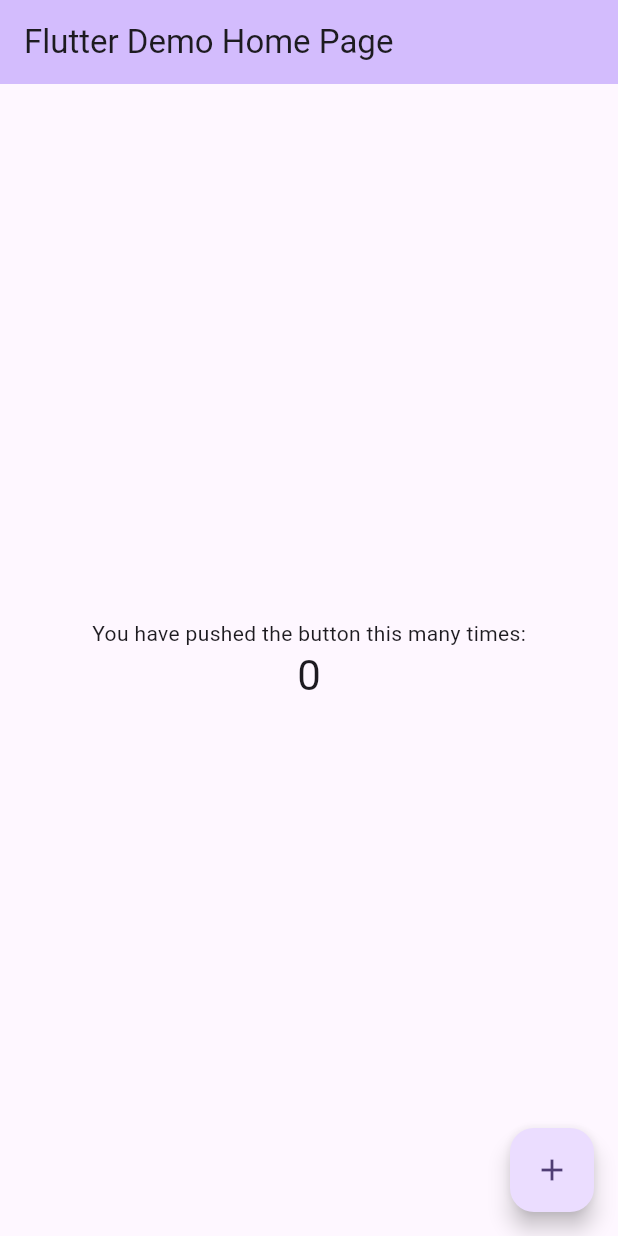
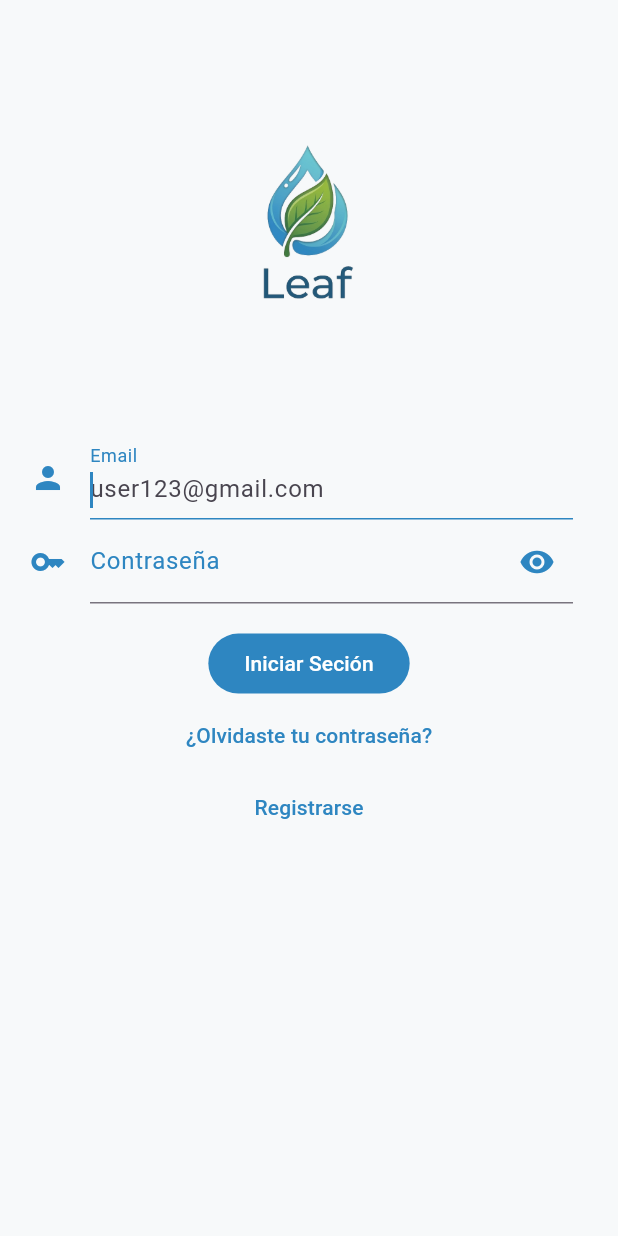
Before and after one commit to Zylohw/Leaf-Counter, a Flutter app: the screen it shows after launch, on a phone screen of 412 x 824 dp. Run offline on Flutter 3.47's test engine with Material 3 defaults, Android fonts, the phone set to English and light mode, and no system bars.

Commit message:
add: flutter screen login and screen directory, logo , widgets modify: modify main file pubspec for add assets/image folder

```diff
--- /dev/null
+++ b/frontend/leaf_mobile/lib/core/app_colors.dart
@@ -0,0 +1,20 @@
+import 'package:flutter/material.dart';
+class AppColors  {
+  // colores de la aplicación paleta inspirada en el logo
+  static const lightBlue = Color(0xFF6EC6E0);
+  static const meidumBlue = Color(0xFF2E86C1);
+  static const lightGreen = Color(0xFF7CB342);
+  static const darkGreen = Color(0xFF33691E);
+  static const navyBlue = Color(0xFF1B4F72);
+
+  // colores de estado
+  static const stateGreen = Color(0xFF43A047);
+  static const stateYellowOrange = Color(0xFFF5A623);
+  static const stateRed = Color(0xFFE74C3C);
+
+  // colores neutrales (utilizados para el fondo o colores de los textos)
+  static const background = Color(0xFFF7F9FA);
+  static const alternativeBackground = Color(0xFFF4F6F7);
+  static const primaryText = Color(0xFF333333);
+  static const secondaryText = Color(0xFF757575);
+}
--- a/frontend/leaf_mobile/lib/main.dart
+++ b/frontend/leaf_mobile/lib/main.dart
@@ -1,4 +1,5 @@
 import 'package:flutter/material.dart';
+import 'package:leaf_mobile/screens/login_screen.dart';
 
 void main() {
   runApp(const MyApp());
@@ -10,113 +11,12 @@ class MyApp extends StatelessWidget {
   // This widget is the root of your application.
   @override
   Widget build(BuildContext context) {
-    return MaterialApp(
-      title: 'Flutter Demo',
-      theme: ThemeData(
-        // This is the theme of your application.
-        //
-        // TRY THIS: Try running your application with "flutter run". You'll see
-        // the application has a purple toolbar. Then, without quitting the app,
-        // try changing the seedColor in the colorScheme below to Colors.green
-        // and then invoke "hot reload" (save your changes or press the "hot
-        // reload" button in a Flutter-supported IDE, or press "r" if you used
-        // the command line to start the app).
-        //
-        // Notice that the counter didn't reset back to zero; the application
-        // state is not lost during the reload. To reset the state, use hot
-        // restart instead.
-        //
-        // This works for code too, not just values: Most code changes can be
-        // tested with just a hot reload.
-        colorScheme: .fromSeed(seedColor: Colors.deepPurple),
+    return  MaterialApp(
+      home: Scaffold(
+        backgroundColor:Colors.white ,
+        body: LoginScreen(),
       ),
-      home: const MyHomePage(title: 'Flutter Demo Home Page'),
     );
-  }
 }
 
-class MyHomePage extends StatefulWidget {
-  const MyHomePage({super.key, required this.title});
-
-  // This widget is the home page of your application. It is stateful, meaning
-  // that it has a State object (defined below) that contains fields that affect
-  // how it looks.
-
-  // This class is the configuration for the state. It holds the values (in this
-  // case the title) provided by the parent (in this case the App widget) and
-  // used by the build method of the State. Fields in a Widget subclass are
-  // always marked "final".
-
-  final String title;
-
-  @override
-  State<MyHomePage> createState() => _MyHomePageState();
 }
-
-class _MyHomePageState extends State<MyHomePage> {
-  int _counter = 0;
-
-  void _incrementCounter() {
-    setState(() {
-      // This call to setState tells the Flutter framework that something has
-      // changed in this State, which causes it to rerun the build method below
-      // so that the display can reflect the updated values. If we changed
-      // _counter without calling setState(), then the build method would not be
-      // called again, and so nothing would appear to happen.
-      _counter++;
-    });
-  }
-
-  @override
-  Widget build(BuildContext context) {
-    // This method is rerun every time setState is called, for instance as done
-    // by the _incrementCounter method above.
-    //
-    // The Flutter framework has been optimized to make rerunning build methods
-    // fast, so that you can just rebuild anything that needs updating rather
-    // than having to individually change instances of widgets.
-    return Scaffold(
-      appBar: AppBar(
-        // TRY THIS: Try changing the color here to a specific color (to
-        // Colors.amber, perhaps?) and trigger a hot reload to see the AppBar
-        // change color while the other colors stay the same.
-        backgroundColor: Theme.of(context).colorScheme.inversePrimary,
-        // Here we take the value from the MyHomePage object that was created by
-        // the App.build method, and use it to set our appbar title.
-        title: Text(widget.title),
-      ),
-      body: Center(
-        // Center is a layout widget. It takes a single child and positions it
-        // in the middle of the parent.
-        child: Column(
-          // Column is also a layout widget. It takes a list of children and
-          // arranges them vertically. By default, it sizes itself to fit its
-          // children horizontally, and tries to be as tall as its parent.
-          //
-          // Column has various properties to control how it sizes itself and
-          // how it positions its children. Here we use mainAxisAlignment to
-          // center the children vertically; the main axis here is the vertical
-          // axis because Columns are vertical (the cross axis would be
-          // horizontal).
-          //
-          // TRY THIS: Invoke "debug painting" (choose the "Toggle Debug Paint"
-          // action in the IDE, or press "p" in the console), to see the
-          // wireframe for each widget.
-          mainAxisAlignment: .center,
-          children: [
-            const Text('You have pushed the button this many times:'),
-            Text(
-              '$_counter',
-              style: Theme.of(context).textTheme.headlineMedium,
-            ),
-          ],
-        ),
-      ),
-      floatingActionButton: FloatingActionButton(
-        onPressed: _incrementCounter,
-        tooltip: 'Increment',
-        child: const Icon(Icons.add),
-      ),
-    );
-  }
-}
--- /dev/null
+++ b/frontend/leaf_mobile/lib/screens/login_screen.dart
@@ -0,0 +1,115 @@
+import 'package:flutter/material.dart';
+import 'package:leaf_mobile/core/app_colors.dart';
+import 'package:leaf_mobile/widgets/pasword_eye.dart';
+
+class LoginScreen extends StatefulWidget {
+  const LoginScreen({super.key});
+  @override
+  State<LoginScreen> createState() => _LoginScreenState();
+}
+
+class _LoginScreenState extends State<LoginScreen> {
+  bool eyeopen = true;
+  @override
+  Widget build(BuildContext context) {
+    return Scaffold(
+      backgroundColor: AppColors.background,
+      body: Column(children: [logoRow(), formInputs(), specialButtons()]),
+    );
+  }
+
+  // logo Row
+  Row logoRow() {
+    return Row(
+      children: [
+        Padding(
+          padding: EdgeInsetsGeometry.only(top: 0.4, left: 60),
+          child:  Image.asset(
+              'assets/images/LogoV3.png',
+              width: 290,
+              height: 290,
+            ),
+          ),
+
+      ],
+    );
+  }
+
+  Padding formInputs() {
+    return Padding(
+      padding: EdgeInsetsGeometry.only(left: 20, right: 30),
+      child: Form(
+        child: Column(
+          children: [
+            TextFormField(
+              autofocus: true,
+              cursorColor: AppColors.meidumBlue,
+              decoration: InputDecoration(
+                focusedBorder: UnderlineInputBorder(
+                  borderSide: BorderSide(color: AppColors.meidumBlue)
+                ) ,
+                icon: Icon(Icons.person,color: AppColors.meidumBlue,),
+                labelText: "Email",
+                hintText: "user123@gmail.com",
+                labelStyle: TextStyle(color: AppColors.meidumBlue)
+
+
+              ),
+
+            ),
+            TextFormField(
+              autofocus: true,
+              cursorColor: AppColors.meidumBlue,
+              decoration: InputDecoration(
+                focusedBorder: UnderlineInputBorder(
+                  borderSide: BorderSide(color: AppColors.meidumBlue)
+                ) ,
+                icon: Icon(Icons.key,color: AppColors.meidumBlue,),
+                labelText: "Contraseña",
+                labelStyle: TextStyle(color: AppColors.meidumBlue) ,
+                suffixIcon: PasswordEye(
+                  openEye: eyeopen,
+                  changeStateEye: () {
+                    setState(() {
+                      eyeopen = !eyeopen;
+                    });
+                  },
+                ),
+              suffixIconColor: AppColors.meidumBlue,
+              ),
+
+              obscureText: eyeopen,
+            ),
+          ],
+        ),
+      ),
+    );
+  }
+
+  Padding specialButtons() {
+    return Padding(
+      padding: EdgeInsetsGeometry.only(top: 16),
+      child: Column(
+        mainAxisAlignment: MainAxisAlignment.spaceBetween,
+        children: [
+          FilledButton(
+            onPressed: () {},
+            style: FilledButton.styleFrom(
+              backgroundColor: AppColors.meidumBlue
+            ),
+            child: Text("Iniciar Seción")
+          ),
+          TextButton(
+            onPressed: () {},
+            style: TextButton.styleFrom(foregroundColor: AppColors.meidumBlue),
+            child: Text("¿Olvidaste tu contraseña?"),
+          ),
+          TextButton(onPressed: () {},
+          style: TextButton.styleFrom(foregroundColor: AppColors.meidumBlue),
+          child: Text("Registrarse")
+          ),
+        ],
+      ),
+    );
+  }
+}
--- /dev/null
+++ b/frontend/leaf_mobile/lib/widgets/pasword_eye.dart
@@ -0,0 +1,29 @@
+import 'package:flutter/material.dart';
+
+class PasswordEye extends StatefulWidget {
+  final bool openEye;
+  final Function() changeStateEye;
+  const PasswordEye({super.key,required this.openEye,required this.changeStateEye});
+  @override
+  State<PasswordEye> createState() => _PasswordEyeState();
+}
+
+class _PasswordEyeState extends State<PasswordEye> {
+
+  @override
+  Widget build(BuildContext context) {
+    return IconButton(
+      onPressed: () {
+        widget.changeStateEye();
+      },
+      icon: getIconState(widget.openEye),
+    );
+  }
+
+  Icon getIconState(bool openEye) {
+    if (openEye == true) {
+      return Icon(Icons.visibility);
+    }
+    return Icon(Icons.visibility_off);
+  }
+}
--- a/frontend/leaf_mobile/pubspec.yaml
+++ b/frontend/leaf_mobile/pubspec.yaml
@@ -57,6 +57,9 @@ flutter:
   # the material Icons class.
   uses-material-design: true
 
+  assets:
+    - assets/images/
+
   # To add assets to your application, add an assets section, like this:
   # assets:
   #   - images/a_dot_burr.jpeg
```
Also changed, not shown: frontend/leaf_mobile/assets/images/LogoV3.png (added).
